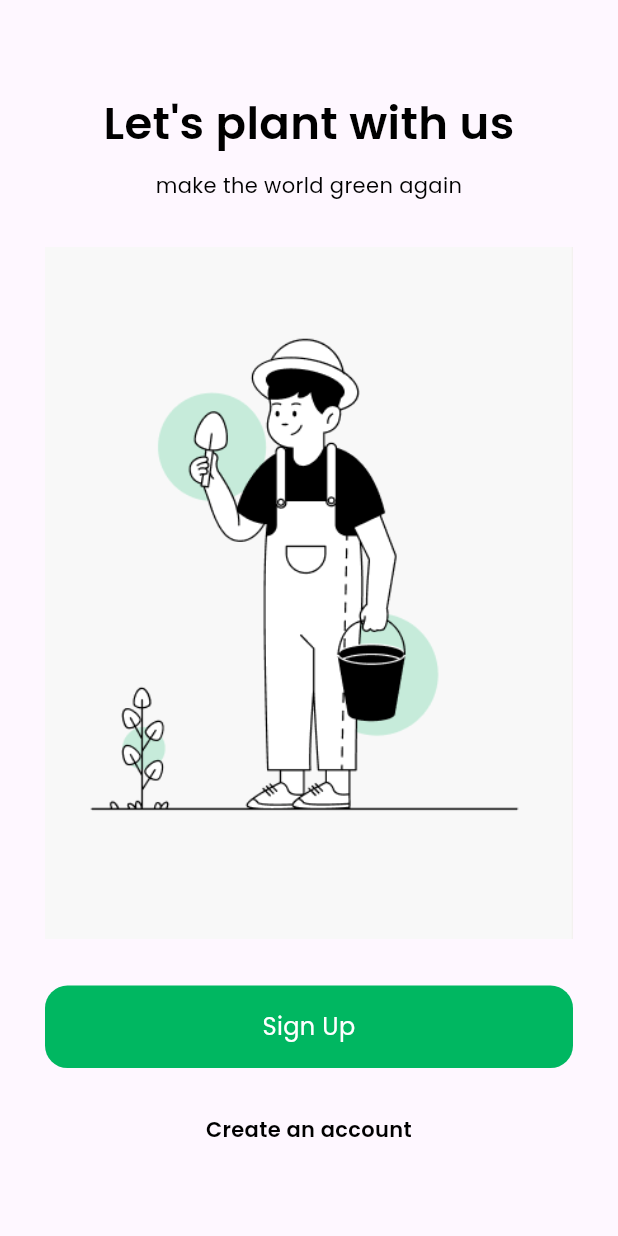
After one commit to samsonmobisa/sonic_music, a Flutter app: the screen it shows after launch, on a phone screen of 412 x 824 dp. The commit adds this screen. Run offline on Flutter 3.47's test engine with Material 3 defaults, Android fonts, the phone set to English and light mode, and no system bars; our stand-ins replace get, google_fonts; missing offline and left inert: bluetooth_classic, image_fade.

Commit message:
features:: login,bottom nav

```diff
--- /dev/null
+++ b/lib/controllers/home_controller.dart
@@ -0,0 +1,89 @@
+import 'package:flutter/material.dart';
+import 'package:get/get.dart';
+
+class HomeController {
+  /*
+  * have a list of the items for the bottom navigation
+  * 5 items
+  *
+  * introduce a new variable of type OBX (int)
+  * assigning the variable a value from the bottomNavItems index
+  * have a condition using currentIndex to change the
+  * position of the bottomNavItems and the body
+  *
+  * introduce a function / widget that uses switch case to display the widgets
+  * based on the currentIndex
+  * */
+
+  List bottomNavItems = [
+    {
+      "title":"Explore",
+      "icon":Icons.explore
+    },
+    {
+      "title":"Cloud",
+      "icon":Icons.cloud_queue
+    },
+    {
+      "title":"Leaf",
+      "icon":Icons.energy_savings_leaf_outlined
+    },
+    {
+      "title":"Favorites",
+      "icon":Icons.favorite_border
+    },
+    {
+      "title":"Profile",
+      "icon":Icons.account_circle_outlined
+    },
+  ];
+
+  RxInt currentIndex = 0.obs;
+  PageController? c;
+
+
+  HomeController(){
+    c= PageController(
+      initialPage: currentIndex.value
+    );
+  }
+
+  Widget bottomNavBodyWidget (){
+    switch (currentIndex.value){
+      case 0:
+        return Container(
+          width: Get.width,
+          height: Get.height,
+          color: Colors.black,
+        );
+      case 1:
+        return Container(
+          width: Get.width,
+          height: Get.height,
+          color: Colors.red,
+        );
+      case 2:
+        return Container(
+          width: Get.width,
+          height: Get.height,
+          color: Colors.orange,
+        );
+      case 3:
+        return Container(
+          width: Get.width,
+          height: Get.height,
+          color: Colors.blue,
+        );
+
+      case 4:
+        return Container(
+          width: Get.width,
+          height: Get.height,
+          color: Colors.purple,
+        );
+
+      default:
+        return SizedBox();
+    }
+  }
+}
--- a/lib/controllers/splash_controller.dart
+++ b/lib/controllers/splash_controller.dart
@@ -1,4 +1,5 @@
 import 'package:get/get.dart';
+import 'package:musicapp/pages/devicescaning_page.dart';
 
 class SplashScreenController {
   /*
@@ -70,6 +71,7 @@ class SplashScreenController {
   changeCurrentShowing() {
     print(bodyData.length);
     if (bodyData.length - 1 == currentShowing.value) {
+      Get.off(DeviceScanningPage());
       return;
     }
     currentShowing.value = currentShowing.value + 1;
--- /dev/null
+++ b/lib/landpage.dart
@@ -0,0 +1,70 @@
+import 'package:flutter/cupertino.dart';
+import 'package:flutter/material.dart';
+import 'package:get/get.dart';
+import 'package:musicapp/pagetwo.dart';
+import 'package:musicapp/widgets/button_widget.dart';
+import 'package:musicapp/widgets/text_widget.dart';
+
+class LandPage extends GetView{
+  @override
+  Widget build(BuildContext context) {
+    // TODO: implement build
+    return Scaffold(
+      body: Padding(
+        padding: const EdgeInsets.all(30.0),
+        child: Column(
+          mainAxisAlignment: MainAxisAlignment.spaceEvenly,
+          crossAxisAlignment: CrossAxisAlignment.center,
+          children: [
+            const Column(
+              children: [
+                TextWidget(
+                    value: "Let's plant with us",
+                    fontSize: 30,
+                    fontWeight: FontWeight.w600,
+                    color: Colors.black,
+                    textAlign: TextAlign.center),
+                SizedBox(height: 10,),
+                TextWidget(
+                    value: "make the world green again",
+                    fontSize: 14,
+                    fontWeight: FontWeight.w400,
+                    color: Colors.black,
+                    textAlign: TextAlign.center),
+              ],
+            ),
+            Image.asset('assets/person.png'),
+            InkWell(
+              child: const ButtonWidget(
+                widget: Center(
+                  child: TextWidget(
+                      value: "Sign Up",
+                      fontSize: 16,
+                      fontWeight: FontWeight.w400,
+                      color: Colors.white,
+                      textAlign: TextAlign.center),
+
+                ),
+                color: Color(0xff00B761),
+                radius: 15,
+
+              ),
+              onTap: (){
+                Get.off(PageTwo());
+              },
+
+            ),
+            const TextWidget(
+                value: "Create an account",
+                fontSize: 14,
+                fontWeight: FontWeight.w600,
+                color: Colors.black,
+                textAlign: TextAlign.center),
+          ],
+
+        ),
+      ),
+    );
+  }
+
+}
--- a/lib/main.dart
+++ b/lib/main.dart
@@ -1,7 +1,12 @@
 import 'package:flutter/material.dart';
 import 'package:get/get.dart';
+import 'package:musicapp/controllers/devicescan_controller.dart';
+import 'package:musicapp/pages/devicescaning_page.dart';
+import 'package:musicapp/ui_login.dart';
 
+import 'controllers/home_controller.dart';
 import 'controllers/splash_controller.dart';
+import 'landpage.dart';
 import 'pages/splashcreenview.dart';
 
 void main() {
@@ -16,6 +21,8 @@ class MyApp extends StatelessWidget {
   Widget build(BuildContext context) {
 
     Get.put(SplashScreenController());
+    Get.put(DeviceController());
+    Get.put(HomeController());
 
     return GetMaterialApp(
       title: 'Flutter Demo',
@@ -23,7 +30,7 @@ class MyApp extends StatelessWidget {
         colorScheme: ColorScheme.fromSeed(seedColor: Colors.deepPurple),
         useMaterial3: true,
       ),
-      home: SplashScreenView(),
+      home: LandPage(),
     );
   }
 }
--- a/lib/widgets/button_widget.dart
+++ b/lib/widgets/button_widget.dart
@@ -1,18 +1,31 @@
 import 'package:flutter/material.dart';
 
-class ButtonWidget extends StatelessWidget{
+class ButtonWidget extends StatelessWidget {
   final Widget widget;
   final Color color;
   final double radius;
+  final currentView;
 
-  const ButtonWidget({super.key, required this.widget, required this.color, required this.radius, });
+  const ButtonWidget({
+    super.key,
+    required this.widget,
+    required this.color,
+    required this.radius,
+    this.currentView,
+  });
   @override
   Widget build(BuildContext context) {
     return Container(
       decoration: BoxDecoration(
         color: color,
-        borderRadius: BorderRadius.circular(radius),
-
+        border: currentView.toString() == "borderIsTrue"
+            ? Border.all(color: Color(0xff7FB9C1)):
+        Border.all(color: Colors.transparent),
+        borderRadius: currentView.toString() == "bottom"
+            ? BorderRadius.only(
+                topRight: Radius.circular(radius),
+                topLeft: Radius.circular(radius))
+            : BorderRadius.circular(radius),
       ),
       child: Padding(
         padding: const EdgeInsets.all(15.0),
@@ -20,5 +33,4 @@ class ButtonWidget extends StatelessWidget{
       ),
     );
   }
-
 }
--- a/lib/widgets/text_widget.dart
+++ b/lib/widgets/text_widget.dart
@@ -1,5 +1,6 @@
 import 'package:flutter/cupertino.dart';
 import 'package:flutter/material.dart';
+import 'package:google_fonts/google_fonts.dart';
 
 class TextWidget extends StatelessWidget{
   final String value;
@@ -23,10 +24,10 @@ class TextWidget extends StatelessWidget{
     return Text(
       value,
       textAlign: textAlign,
-      style: TextStyle(
+      style: GoogleFonts.getFont(
+        "Poppins",
         color: color,
         fontSize: fontSize,
-        fontFamily: 'Montserrat',
         fontWeight: fontWeight,
         decoration: decoration,
       ),
--- a/pubspec.yaml
+++ b/pubspec.yaml
@@ -38,7 +38,8 @@ dependencies:
   google_fonts:
   get:
   image_fade: ^0.6.2
-  flutter_bluetooth_basic: ^0.1.7
+#  flutter_bluetooth_basic: ^0.1.7
+  bluetooth_classic: ^0.0.1
 
   #all the plugins will fall down here
 
```
Also changed, not shown: lib/controllers/devicescan_controller.dart (+31 -10 lines), lib/pages/devicescaning_page.dart (+62 -2 lines), lib/pagetwo.dart (added, +78 -0 lines), lib/ui_login.dart (added, +108 -0 lines), lib/widgets/bottom_nav.dart (added, +54 -0 lines), assets/person.png (added), pubspec.lock, 2 other files.
